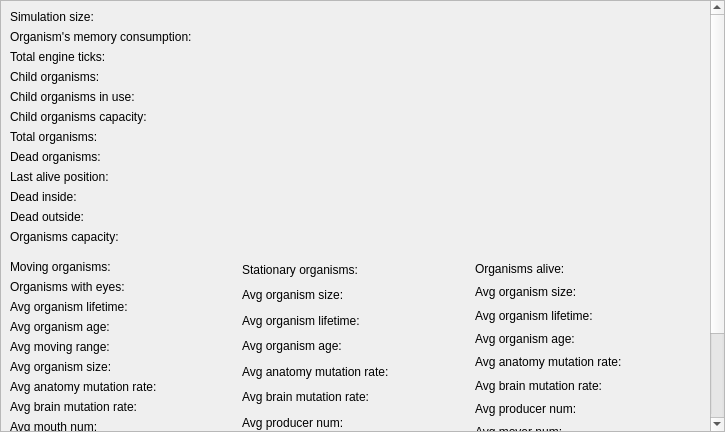
Old version of the form Source/UiFiles/statistics.ui in the repository SuperSpaceEye/LifeEngineExtended.
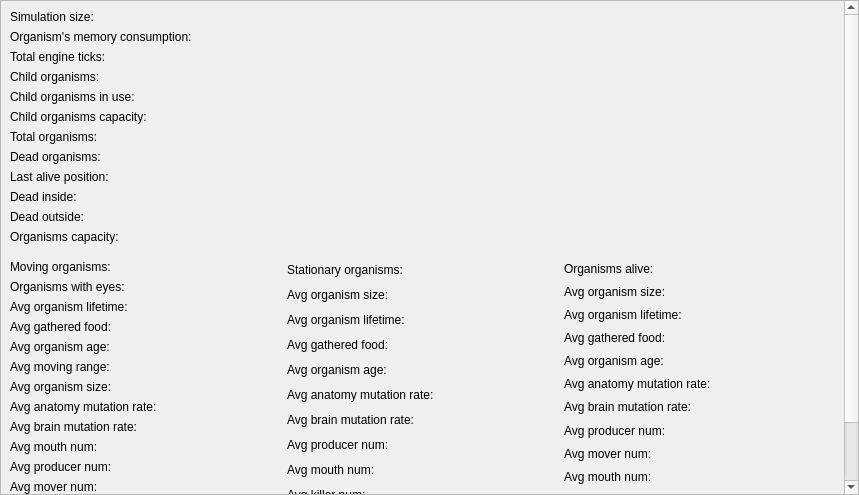
New version of the form.

Commit message: Added avg gathered food to statistics.

Patch:
```diff
--- a/Source/UiFiles/statistics.ui
+++ b/Source/UiFiles/statistics.ui
@@ -6,8 +6,8 @@
    <rect>
     <x>0</x>
     <y>0</y>
-    <width>725</width>
-    <height>432</height>
+    <width>859</width>
+    <height>495</height>
    </rect>
   </property>
   <property name="windowTitle">
@@ -44,9 +44,9 @@
       <property name="geometry">
        <rect>
         <x>0</x>
-        <y>0</y>
-        <width>709</width>
-        <height>636</height>
+        <y>-165</y>
+        <width>843</width>
+        <height>659</height>
        </rect>
       </property>
       <property name="sizePolicy">
@@ -211,6 +211,13 @@
                 </property>
                </widget>
               </item>
+              <item>
+               <widget class="QLabel" name="lb_avg_gathered_food_2">
+                <property name="text">
+                 <string>Avg gathered food:</string>
+                </property>
+               </widget>
+              </item>
               <item>
                <widget class="QLabel" name="lb_avg_age_2">
                 <property name="text">
@@ -313,6 +320,13 @@
                 </property>
                </widget>
               </item>
+              <item>
+               <widget class="QLabel" name="lb_avg_gathered_food_3">
+                <property name="text">
+                 <string>Avg gathered food:</string>
+                </property>
+               </widget>
+              </item>
               <item>
                <widget class="QLabel" name="lb_avg_age_3">
                 <property name="text">
@@ -394,6 +408,13 @@
                 </property>
                </widget>
               </item>
+              <item>
+               <widget class="QLabel" name="lb_avg_gathered_food_4">
+                <property name="text">
+                 <string>Avg gathered food:</string>
+                </property>
+               </widget>
+              </item>
               <item>
                <widget class="QLabel" name="lb_avg_age_4">
                 <property name="text">
```
The commit also changes 3 other files.
